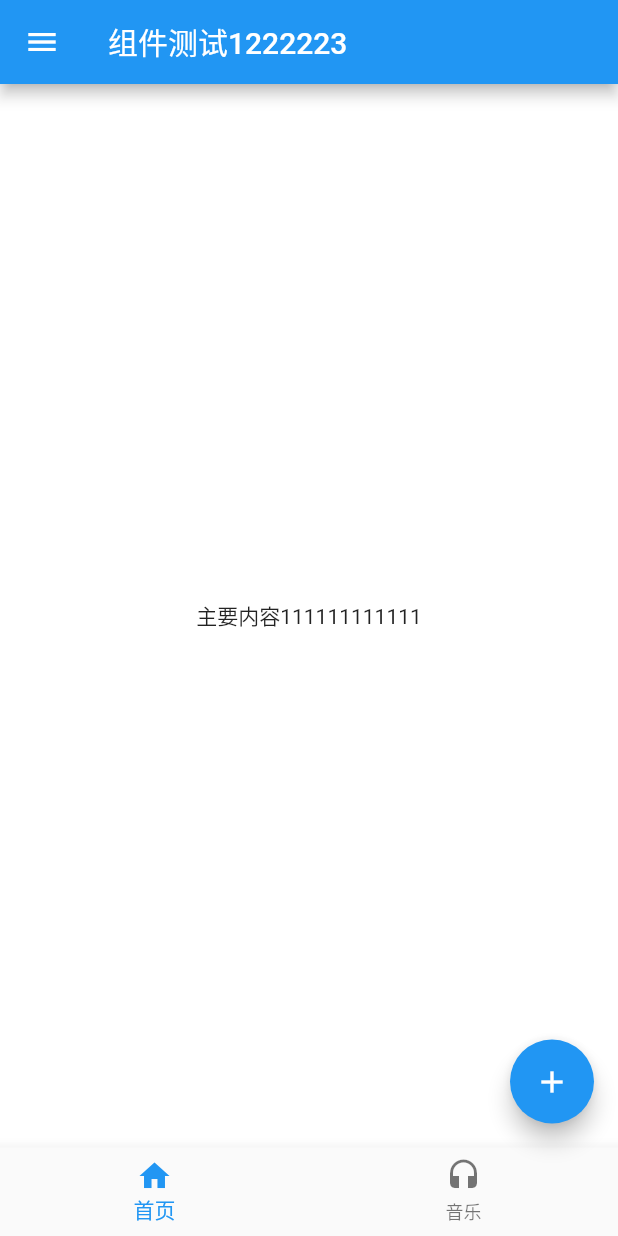
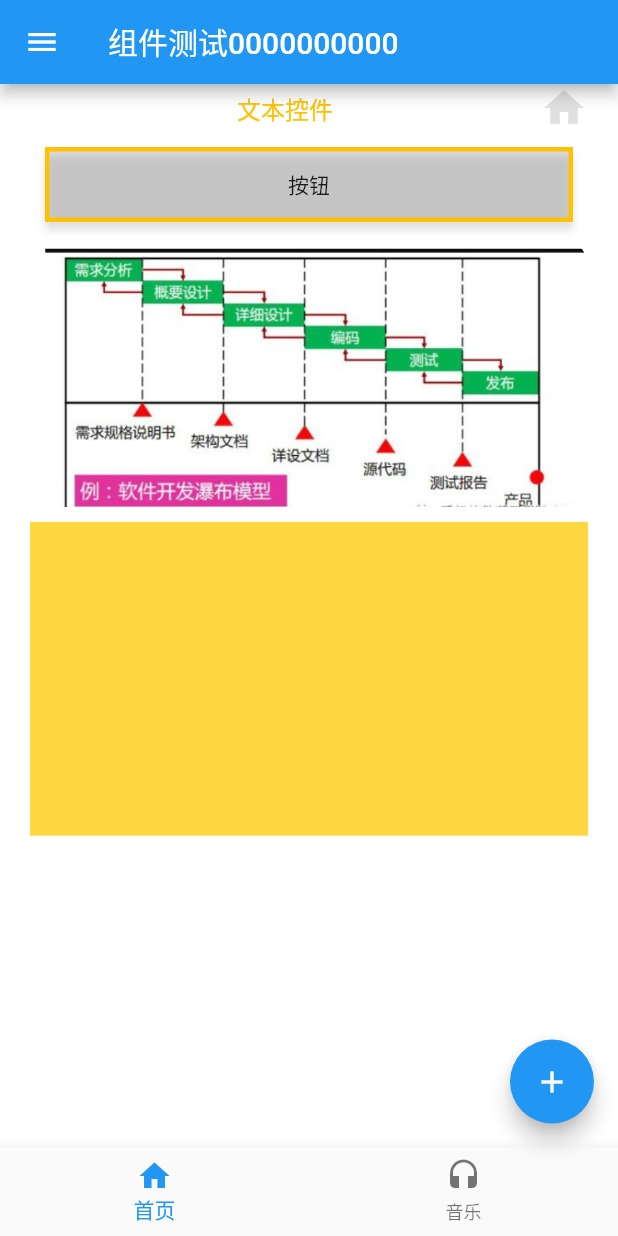
Before and after one commit to yangguoliang11/flutter-app, a Flutter app: the TestWidgetPage screen opened directly, on a phone screen of 412 x 824 dp. Run offline on Flutter 3.47's test engine with Material 2 defaults, Android fonts, the phone set to English and light mode, and no system bars.

Commit message:
提交所有widget使用案例

```diff
--- a/flutter_app/lib/main.dart
+++ b/flutter_app/lib/main.dart
@@ -1,6 +1,7 @@
 import 'package:flutter/material.dart';
 
 import 'page/test_scaffold_page.dart';
+import 'page/test_widget_page.dart';
 
 void main() {
   runApp(MyApp());
@@ -24,7 +25,7 @@ class MyApp extends StatelessWidget {
         // is not restarted.
         primarySwatch: Colors.blue,
       ),
-      home: TestScaffoldPage(),
+      home: TestWidgetPage(),
     );
   }
 }
--- a/flutter_app/lib/page/test_widget_page.dart
+++ b/flutter_app/lib/page/test_widget_page.dart
@@ -1,22 +1,27 @@
 import 'package:flutter/cupertino.dart';
 import 'package:flutter/material.dart';
-import 'package:flutterapp/page/test_scaffold_page.dart';
 
 
 class TestWidgetPage  extends StatefulWidget{
   @override
 
-  _TestScaffoldPageState createState()=>_TestScaffoldPageState();
+  _TestWidgetPageState createState()=>_TestWidgetPageState();
 
 
 }
 
-class _TestScaffoldPageState extends State<TestWidgetPage> {
+class _TestWidgetPageState extends State<TestWidgetPage> {
+
+  ScrollController _scrollController;
 
   @override
 
   void initState() {
     super.initState();
+    _scrollController = ScrollController();
+    _scrollController.addListener(() {
+      //_scrollController.position.didEndScroll();
+    });
   }
 
   @override
@@ -30,21 +35,28 @@ class _TestScaffoldPageState extends State<TestWidgetPage> {
   Widget build(BuildContext context){
     return Scaffold(
       appBar: AppBar(
-        title:Text("组件测试1222223"),
+        title:Text("组件测试0000000000"),
       ),
 
-      body: Container(
-        child: GestureDetector(
-          onTap: () {
-            Navigator.push(context,MaterialPageRoute(builder: (context){
-              return TestScaffoldPage();
-            }));
-          },
-          child: Center(
-            child: Text("主要内容111111111111"),
-          ),
+      body: SingleChildScrollView(
+        scrollDirection: Axis.vertical,
+        padding: EdgeInsets.symmetric(horizontal: 20),
+        controller: _scrollController,
+        child: Column(
+          crossAxisAlignment: CrossAxisAlignment.center,
+
+          mainAxisAlignment: MainAxisAlignment.center,
+
+          mainAxisSize: MainAxisSize.max,
+
+          children: <Widget>[
+            _buildRow(context),
+            _buildContainer(context),
+            _buildClipRRect(context),
+            _buildSizedBox(context),
+            _buildAspectRatio(context)
+          ],
         ),
-
       ),
 
       floatingActionButton: FloatingActionButton(
@@ -70,8 +82,105 @@ class _TestScaffoldPageState extends State<TestWidgetPage> {
 
 
 
+
     );
 
    }
 
+   _buildRow(BuildContext context){
+    return Row(
+      children: <Widget>[
+        _buildExtended(context),
+        _buildIcon(context),
+      ],
+    );
+   }
+
+  _buildExtended(BuildContext context){
+    return Expanded(
+      child: _buildText(context),
+    );
+  }
+
+  _buildText(BuildContext context){
+    return Text(
+     "文本控件",
+      style: TextStyle(
+        color:Colors.amber,
+        fontSize: 16,
+        fontWeight: FontWeight.normal,
+        fontFamily: null,
+
+      ),
+      textAlign: TextAlign.center,
+      textDirection: TextDirection.ltr,
+
+    );
+  }
+
+
+  _buildIcon(BuildContext context){
+    return Icon(
+      Icons.home,
+      color: Colors.black12,
+      size:32
+
+    );
+  }
+
+  _buildContainer(BuildContext context){
+    return Container(
+        constraints: BoxConstraints.expand(height: 50),
+        decoration: BoxDecoration(
+          color: Colors.black12,
+          border: Border.all(color:Colors.amber,width: 3),
+          boxShadow: [
+            BoxShadow(color: Colors.black12, offset: Offset(0,5), blurRadius: 4),
+          ],
+          gradient: null
+        ),
+       padding: EdgeInsets.all(10),
+       margin: EdgeInsets.all(10),
+       child: _buildButton(context),
+    );
+  }
+
+  _buildButton(BuildContext context){
+    return FlatButton(
+        onPressed: (){},
+        child: Text("按钮"),
+
+    );
+  }
+
+  _buildAspectRatio(BuildContext context){
+    return AspectRatio(
+      aspectRatio: 16 / 9,
+      child: Container(
+        color:Colors.amberAccent
+      ),
+    );
+  }
+
+  _buildClipRRect(BuildContext context){
+    return ClipRRect(
+      borderRadius: BorderRadius.circular(20),
+      child: _buildImage(context),
+    );
+  }
+
+  _buildImage(BuildContext context){
+    return Image(
+      image: new AssetImage("image/1.png"),
+      width: null,
+      height: null,
+      fit:BoxFit.fill
+
+    );
+  }
+
+  _buildSizedBox(BuildContext context){
+    return SizedBox(height: 10);
+  }
+
 }
--- a/flutter_app/pubspec.yaml
+++ b/flutter_app/pubspec.yaml
@@ -39,7 +39,8 @@ flutter:
   # included with your application, so that you can use the icons in
   # the material Icons class.
   uses-material-design: true
-
+  assets:
+     - image/1.png
   # To add assets to your application, add an assets section, like this:
   # assets:
   #   - images/a_dot_burr.jpeg
```
Also changed, not shown: flutter_app/image/1.png (added).
